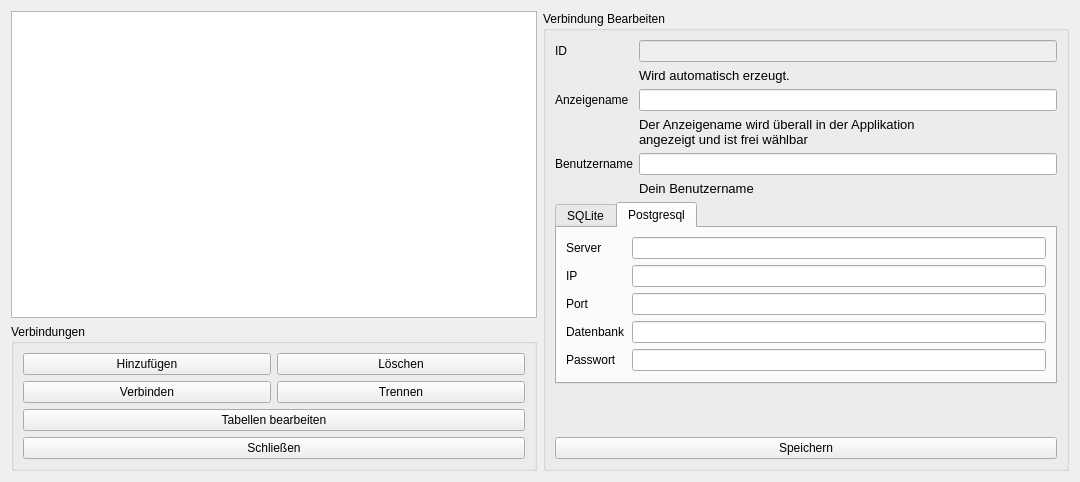
Above: qt/doDBConnection/doDBConnectionEditor.ui from stackshadow/copilot before the change. Below: the same form after it.
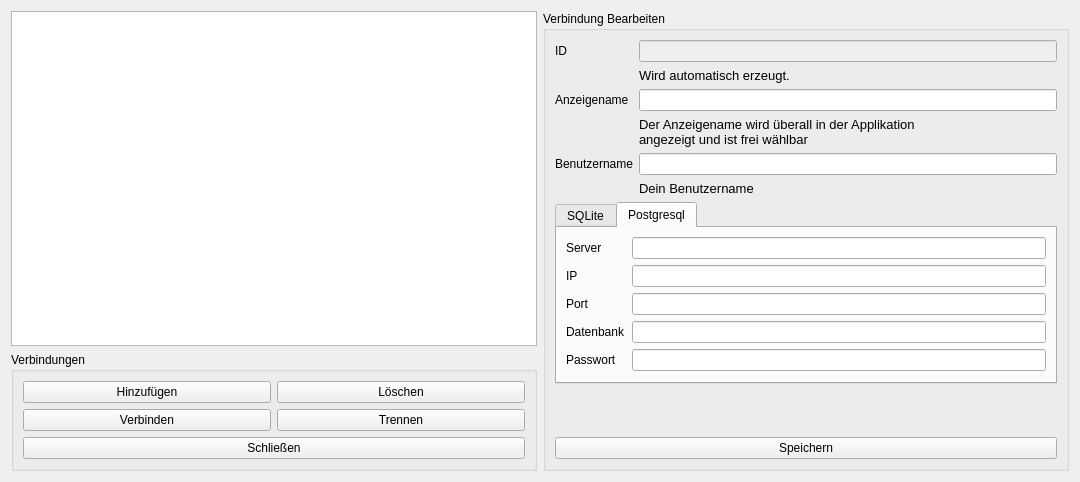
That is the form after the change.

Commit message: The Table editor is now moved away from the ConnectionEditor

Diff of the .ui file:
```diff
--- a/qt/doDBConnection/doDBConnectionEditor.ui
+++ b/qt/doDBConnection/doDBConnectionEditor.ui
@@ -86,13 +86,6 @@
           </item>
          </layout>
         </item>
-        <item>
-         <widget class="QPushButton" name="btnTableEdit">
-          <property name="text">
-           <string>Tabellen bearbeiten</string>
-          </property>
-         </widget>
-        </item>
         <item>
          <widget class="QPushButton" name="btnClose">
           <property name="text">
```
The commit also changes 11 other files.
